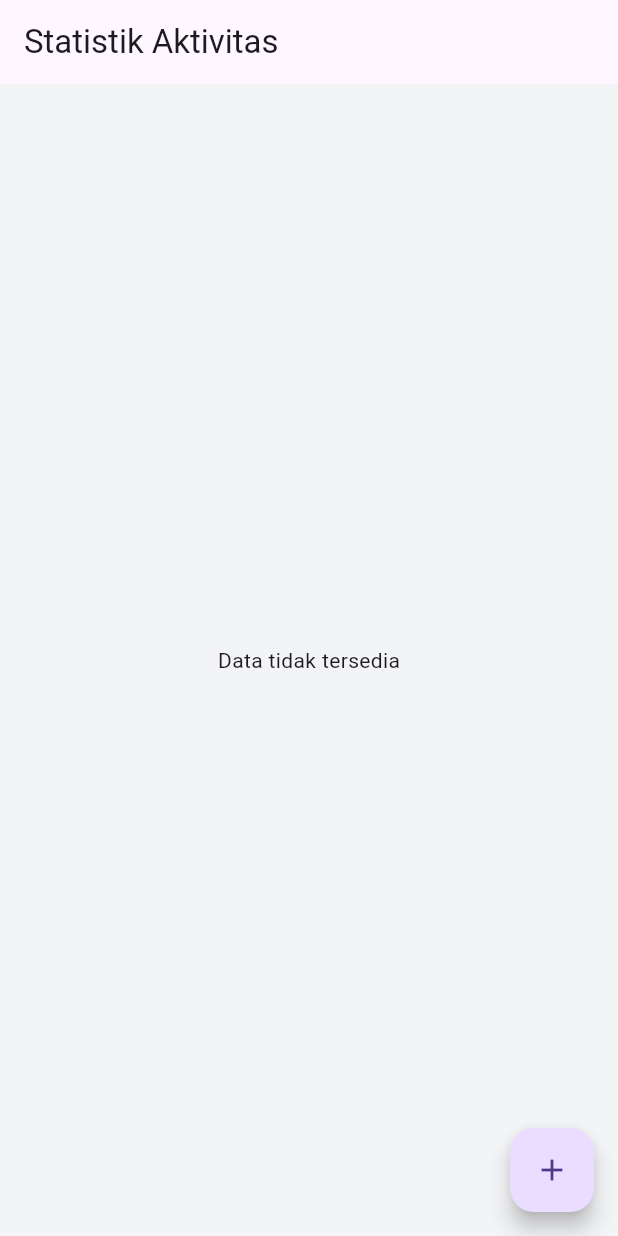
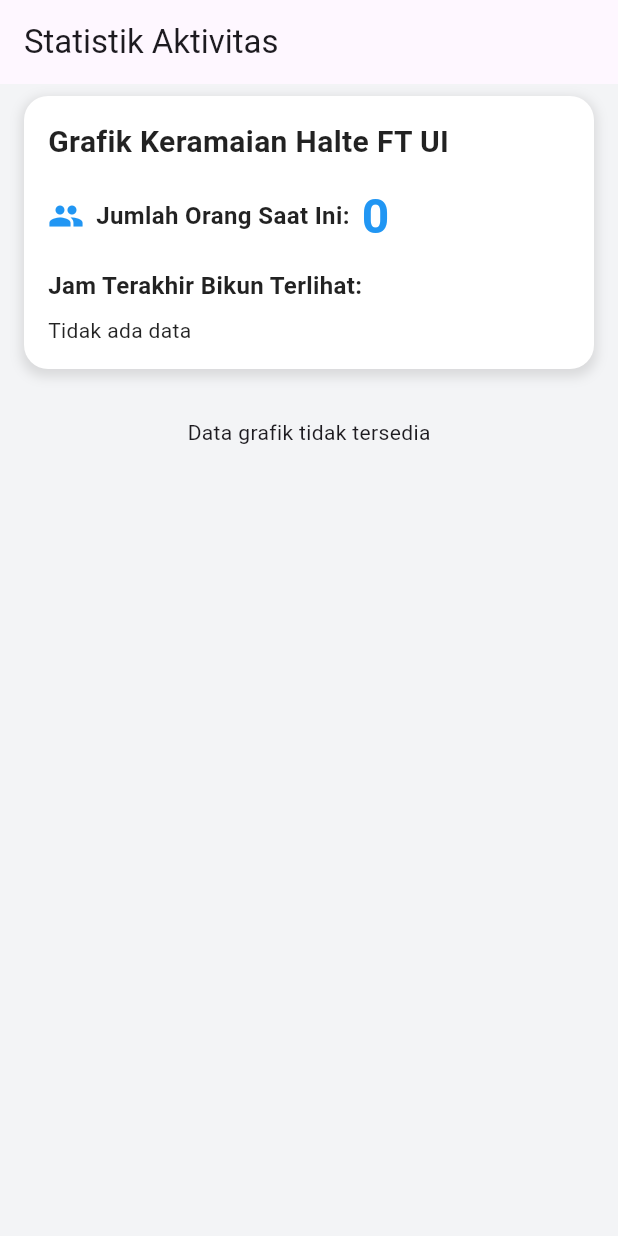
Before and after one commit to Ghazimuhammad/Despro, a Flutter app: the screen it shows after launch, on a phone screen of 412 x 824 dp. Run offline on Flutter 3.47's test engine with Material 3 defaults, Android fonts, the light colour scheme and no system bars; our stand-ins replace cloud_firestore, firebase_core, fl_chart; accounts and stored records are empty.

Commit message:
Update web for last detected bikun

```diff
--- a/lib/main.dart
+++ b/lib/main.dart
@@ -4,7 +4,7 @@ import 'package:intl/intl.dart';
 import 'package:firebase_core/firebase_core.dart';
 import 'package:cloud_firestore/cloud_firestore.dart';
 
-// Kelas untuk menyimpan konfigurasi Firebase
+// Replace with your actual Firebase configuration
 class DefaultFirebaseOptions {
   static const FirebaseOptions web = FirebaseOptions(
     apiKey: 'AIzaSyCl_iYijcOigoHG5syMOKQlLCgvZhwNli4',
@@ -43,21 +43,21 @@ class MyApp extends StatelessWidget {
 
 // Model data untuk chart_data
 class ChartData {
-  final DateTime timestamp; // Menggunakan DateTime untuk timestamp
+  final DateTime timestamp;
   final int peopleCount;
 
   ChartData({required this.timestamp, required this.peopleCount});
 
   factory ChartData.fromMap(Map<String, dynamic> map) {
-    final timestampStr = map['timestamp'] as String?;
-    if (timestampStr == null) {
+    final timestampUnix = map['timestamp'] as int?;
+    if (timestampUnix == null) {
       throw Exception("Field 'timestamp' is missing or null.");
     }
 
-    final peopleCount = map['people_count'] as int? ?? 0; // Menggunakan default value 0 jika null
+    final peopleCount = map['jumlah orang'] as int? ?? 0;
 
     return ChartData(
-      timestamp: DateTime.parse(timestampStr),
+      timestamp: DateTime.fromMillisecondsSinceEpoch(timestampUnix * 1000, isUtc: true).toLocal(),
       peopleCount: peopleCount,
     );
   }
@@ -66,101 +66,23 @@ class ChartData {
 class LineChartScreen extends StatelessWidget {
   const LineChartScreen({super.key});
 
-  // Fungsi untuk menambahkan data baru ke Firestore dengan interval 10 menit
-  Future<void> addChartData(int newPeopleCount) async {
-    try {
-      // Membuat dokumen baru dengan ID unik
-      DocumentReference<Map<String, dynamic>> docRef =
-          FirebaseFirestore.instance.collection('data_dummy').doc();
-
-      DateTime now = DateTime.now().toUtc();
-      String newTimeStr = now.toIso8601String();
-
-      // Menambahkan data ke Firestore
-      await docRef.set({
-        'jumlah_orang': newPeopleCount * 2, // Contoh logika untuk 'jumlah_orang'
-        'jam_rame': ['12:57', '17:28', '15:35'], // Contoh data jam_rame
-        'chart_data': [
-          {
-            'time': '06:00',
-            'people_count': newPeopleCount,
-            'timestamp': '2024-12-03T06:00:00Z'
-          },
-          {
-            'time': '07:00',
-            'people_count': newPeopleCount - 5,
-            'timestamp': '2024-12-03T07:00:00Z'
-          },
-          // Tambahkan lebih banyak data sesuai kebutuhan
-        ],
-        'timestamp': newTimeStr,
-      });
-
-      print("Data baru berhasil ditambahkan!");
-    } catch (e) {
-      print("Error menambahkan data: $e");
-    }
-  }
-
   @override
   Widget build(BuildContext context) {
+    // Reference to the specific document in 'data_dummy' collection
+    final dataDocRef = FirebaseFirestore.instance.collection('data_dummy').doc('data'); // Replace 'data' with your actual document ID if different
+
     return Scaffold(
       appBar: AppBar(
         title: const Text('Statistik Aktivitas'),
       ),
       body: SafeArea(
-        child: StreamBuilder<QuerySnapshot<Map<String, dynamic>>>(
-          stream: FirebaseFirestore.instance
-              .collection('data_dummy')
-              .snapshots(),
-          builder: (context, snapshot) {
-            if (snapshot.connectionState == ConnectionState.waiting) {
-              return const SizedBox(
-                height: 200, // Memberikan ruang untuk loading indicator
-                child: Center(child: CircularProgressIndicator()),
-              );
-            } else if (snapshot.hasError) {
-              return Center(child: Text("Error: ${snapshot.error}"));
-            } else if (!snapshot.hasData || snapshot.data!.docs.isEmpty) {
-              return const Center(child: Text("Data tidak tersedia"));
-            } else {
-              final data = snapshot.data!.docs.map((doc) => doc.data()).toList();
-
-              List<ChartData> chartDataList = [];
-              try {
-                // Mengumpulkan semua entri chart_data dari semua dokumen
-                for (var docData in data) {
-                  final chartDataEntries = List<Map<String, dynamic>>.from(
-                      docData['chart_data'] ?? []);
-                  for (var entry in chartDataEntries) {
-                    try {
-                      final chartData = ChartData.fromMap(entry);
-                      // Memfilter data untuk hari yang sama
-                      final now = DateTime.now().toUtc();
-                      if (chartData.timestamp.year == now.year &&
-                          chartData.timestamp.month == now.month &&
-                          chartData.timestamp.day == now.day) {
-                        chartDataList.add(chartData);
-                      }
-                    } catch (e) {
-                      print("Error parsing chart_data entry: $e");
-                    }
-                  }
-                }
-
-                // Sortir data berdasarkan timestamp
-                chartDataList.sort((a, b) => a.timestamp.compareTo(b.timestamp));
-              } catch (e) {
-                print("Error processing data: $e");
-              }
-
-              return Column(
+        child: SingleChildScrollView(
+          child: Column(
             crossAxisAlignment: CrossAxisAlignment.start,
             children: [
-                  // Bagian Informasi
+              // Informational Section
               Padding(
-                    padding:
-                        const EdgeInsets.symmetric(horizontal: 16.0, vertical: 8.0),
+                padding: const EdgeInsets.symmetric(horizontal: 16.0, vertical: 8.0),
                 child: Container(
                   width: double.infinity,
                   decoration: BoxDecoration(
@@ -188,6 +110,7 @@ class LineChartScreen extends StatelessWidget {
                         ),
                       ),
                       const SizedBox(height: 12),
+                      // Jumlah Orang Saat Ini
                       Row(
                         children: [
                           const Icon(Icons.people, color: Colors.blue, size: 24),
@@ -201,19 +124,45 @@ class LineChartScreen extends StatelessWidget {
                             ),
                           ),
                           const SizedBox(width: 8),
-                              Text(
-                                '${chartDataList.isNotEmpty ? chartDataList.last.peopleCount : 0}',
+                          StreamBuilder<QuerySnapshot<Map<String, dynamic>>>(
+                            stream: dataDocRef.collection('count_people')
+                                .orderBy('timestamp', descending: true)
+                                .limit(1)
+                                .snapshots(),
+                            builder: (context, countSnapshot) {
+                              if (countSnapshot.connectionState == ConnectionState.waiting) {
+                                return const CircularProgressIndicator();
+                              } else if (countSnapshot.hasError) {
+                                return Text("Error: ${countSnapshot.error}");
+                              } else if (!countSnapshot.hasData || countSnapshot.data!.docs.isEmpty) {
+                                return const Text(
+                                  '0',
+                                  style: TextStyle(
+                                    fontSize: 32,
+                                    fontWeight: FontWeight.bold,
+                                    color: Colors.blue,
+                                  ),
+                                );
+                              } else {
+                                final countData = countSnapshot.data!.docs.first.data();
+                                final jumlahOrang = countData['jumlah orang'] as int? ?? 0;
+                                return Text(
+                                  '$jumlahOrang',
                                   style: const TextStyle(
                                     fontSize: 32,
                                     fontWeight: FontWeight.bold,
                                     color: Colors.blue,
                                   ),
+                                );
+                              }
+                            },
                           ),
                         ],
                       ),
                       const SizedBox(height: 12),
+                      // Jam Terakhir Bikun Terlihat
                       const Text(
-                            'Jam Paling Rame Minggu Sebelumnya:',
+                        'Jam Terakhir Bikun Terlihat:',
                         style: TextStyle(
                           fontSize: 16,
                           fontWeight: FontWeight.w600,
@@ -221,21 +170,79 @@ class LineChartScreen extends StatelessWidget {
                         ),
                       ),
                       const SizedBox(height: 8),
-                          // Anda dapat menyesuaikan 'jam_rame' sesuai kebutuhan
-                          const Text(
-                            '08:00 AM, 12:00 PM, 05:00 PM',
+                      StreamBuilder<QuerySnapshot<Map<String, dynamic>>>(
+                        stream: dataDocRef.collection('last_detected_bikun')
+                            .orderBy('jam bikun', descending: true)
+                            .limit(1)
+                            .snapshots(),
+                        builder: (context, bikunSnapshot) {
+                          if (bikunSnapshot.connectionState == ConnectionState.waiting) {
+                            return const CircularProgressIndicator();
+                          } else if (bikunSnapshot.hasError) {
+                            return Text("Error: ${bikunSnapshot.error}");
+                          } else if (!bikunSnapshot.hasData || bikunSnapshot.data!.docs.isEmpty) {
+                            return const Text(
+                              'Tidak ada data',
                               style: TextStyle(fontSize: 14, color: Colors.black87),
+                            );
+                          } else {
+                            final bikunData = bikunSnapshot.data!.docs.first.data();
+                            final unixTimestamp = bikunData['jam bikun'] as int?;
+                            String jamTerakhirBikun = 'Tidak ada data';
+                            if (unixTimestamp != null) {
+                              final dateTime = DateTime.fromMillisecondsSinceEpoch(unixTimestamp * 1000, isUtc: true).toLocal();
+                              jamTerakhirBikun = DateFormat('HH:mm:ss').format(dateTime);
+                            }
+                            return Text(
+                              jamTerakhirBikun,
+                              style: const TextStyle(fontSize: 14, color: Colors.black87),
+                            );
+                          }
+                        },
                       ),
                     ],
                   ),
                 ),
               ),
               const SizedBox(height: 16),
-                  // Bagian Grafik
+              // Graph Section
               Padding(
-                    padding:
-                        const EdgeInsets.symmetric(horizontal: 16.0, vertical: 8.0),
-                    child: Container(
+                padding: const EdgeInsets.symmetric(horizontal: 16.0, vertical: 8.0),
+                child: StreamBuilder<QuerySnapshot<Map<String, dynamic>>>(
+                  // Listen to 'count_people' subcollection
+                  stream: FirebaseFirestore.instance
+                      .collection('data_dummy')
+                      .doc('data') // Replace 'data' with your document ID
+                      .collection('count_people')
+                      .orderBy('timestamp')
+                      .snapshots(),
+                  builder: (context, graphSnapshot) {
+                    if (graphSnapshot.connectionState == ConnectionState.waiting) {
+                      return const SizedBox(
+                        height: 200,
+                        child: Center(child: CircularProgressIndicator()),
+                      );
+                    } else if (graphSnapshot.hasError) {
+                      return Center(child: Text("Error: ${graphSnapshot.error}"));
+                    } else if (!graphSnapshot.hasData || graphSnapshot.data!.docs.isEmpty) {
+                      return const Center(child: Text("Data grafik tidak tersedia"));
+                    } else {
+                      final graphData = graphSnapshot.data!.docs.map((doc) {
+                        final data = doc.data();
+                        final unixTimestamp = data['timestamp'] as int?;
+                        final peopleCount = data['jumlah orang'] as int? ?? 0;
+                        if (unixTimestamp != null) {
+                          final dateTime = DateTime.fromMillisecondsSinceEpoch(unixTimestamp * 1000, isUtc: true).toLocal();
+                          return ChartData(timestamp: dateTime, peopleCount: peopleCount);
+                        } else {
+                          return ChartData(timestamp: DateTime.now(), peopleCount: 0);
+                        }
+                      }).toList();
+
+                      // Sort the data by timestamp
+                      graphData.sort((a, b) => a.timestamp.compareTo(b.timestamp));
+
+                      return Container(
                         width: double.infinity,
                         decoration: BoxDecoration(
                           color: Colors.white,
@@ -262,30 +269,32 @@ class LineChartScreen extends StatelessWidget {
                             ),
                             const SizedBox(height: 16),
                             SizedBox(
-                            height: 298, // Menyesuaikan tinggi grafik untuk menghindari overflow
-                            child: LineChartWidget(chartDataList: chartDataList),
+                              height: 298, // Adjust the height as needed
+                              child: LineChartWidget(chartDataList: graphData),
+                            ),
+                          ],
+                        ),
+                      );
+                    }
+                  },
+                ),
               ),
             ],
           ),
         ),
       ),
-                ],
-              );
-            }
-          },
-        ),
-      ),
-      floatingActionButton: FloatingActionButton(
-        onPressed: () {
-          addChartData(25); // Contoh menambahkan 25 orang
-        },
-        child: const Icon(Icons.add),
-      ),
+      // Removed FloatingActionButton
+      // floatingActionButton: FloatingActionButton(
+      //   onPressed: () {
+      //     addChartData(25); // Example to add 25 people
+      //   },
+      //   child: const Icon(Icons.add),
+      // ),
     );
   }
 }
 
-// Widget untuk menggambar grafik garis
+// Widget to draw the line chart
 class LineChartWidget extends StatelessWidget {
   final List<ChartData> chartDataList;
 
@@ -293,21 +302,18 @@ class LineChartWidget extends StatelessWidget {
 
   @override
   Widget build(BuildContext context) {
-    // Membuat FlSpots berdasarkan waktu (jam) relatif terhadap 6 AM
+    // Create FlSpots based on time (hours)
     final spots = chartDataList.map((data) {
-      final hoursSinceSix =
-          data.timestamp.hour + data.timestamp.minute / 60.0 - 6.0;
-      // Clamp the value between 0 and 12 to fit the X-axis range
-      final clampedX = hoursSinceSix.clamp(0.0, 12.0);
-      return FlSpot(clampedX, data.peopleCount.toDouble());
+      final hours = data.timestamp.hour + data.timestamp.minute / 60.0 + data.timestamp.second / 3600.0;
+      return FlSpot(hours.toDouble(), data.peopleCount.toDouble());
     }).toList();
 
     return LineChart(
       LineChartData(
         minY: 0,
-        maxY: 60,
-        minX: 0, // 6 AM
-        maxX: 12, // 6 PM
+        maxY: 60, // Adjust as needed
+        minX: 0, // 00:00
+        maxX: 24, // 24:00
         titlesData: FlTitlesData(
           topTitles: const AxisTitles(
             sideTitles: SideTitles(showTitles: false),
@@ -330,10 +336,10 @@ class LineChartWidget extends StatelessWidget {
               showTitles: true,
               interval: 2,
               getTitlesWidget: (value, meta) {
-                if (value % 1 == 0 && value >= 0 && value <= 12) {
-                  final hour = value.toInt() + 6; // Mengembalikan ke jam asli
+                if (value % 2 == 0 && value >= 0 && value <= 24) {
+                  final hour = value.toInt();
                   final amPm = hour >= 12 ? 'PM' : 'AM';
-                  final displayHour = hour > 12 ? hour - 12 : hour;
+                  final displayHour = hour % 12 == 0 ? 12 : hour % 12;
                   return Text(
                     '$displayHour $amPm',
                     style: const TextStyle(fontSize: 10),
```
Also changed, not shown: 4 other files. Lines whose indentation alone changed are shown as unchanged.
